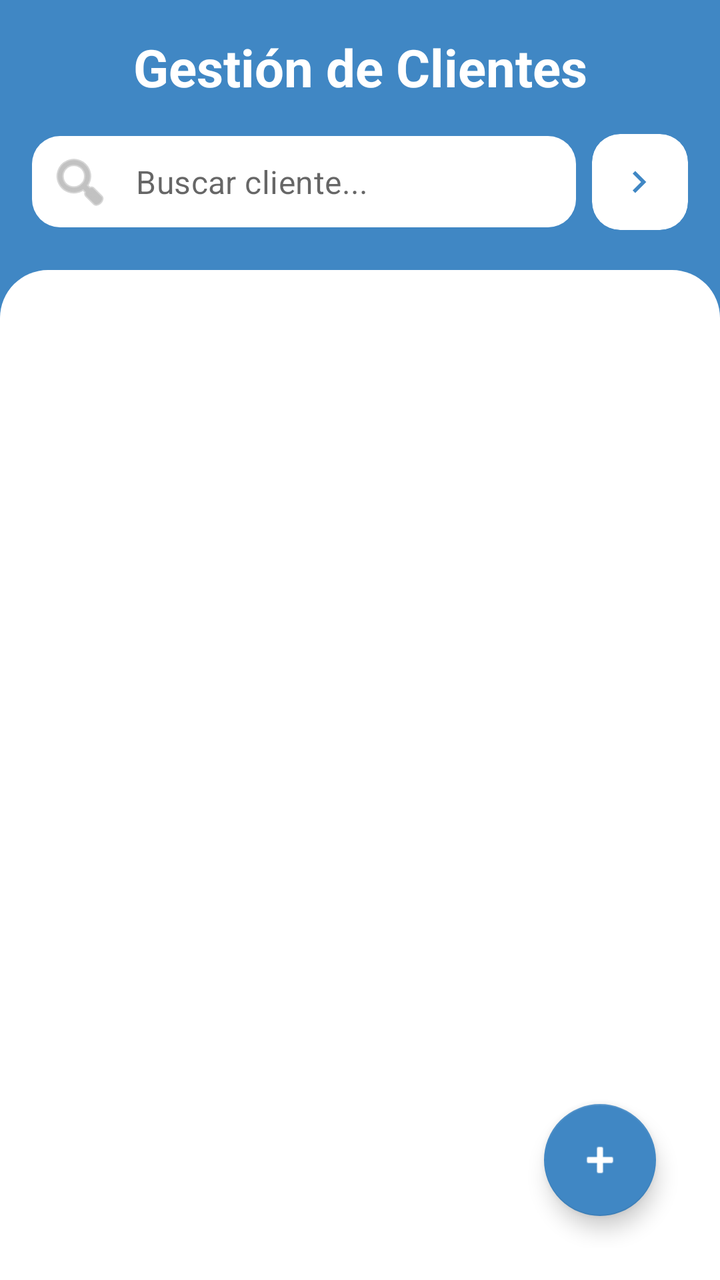
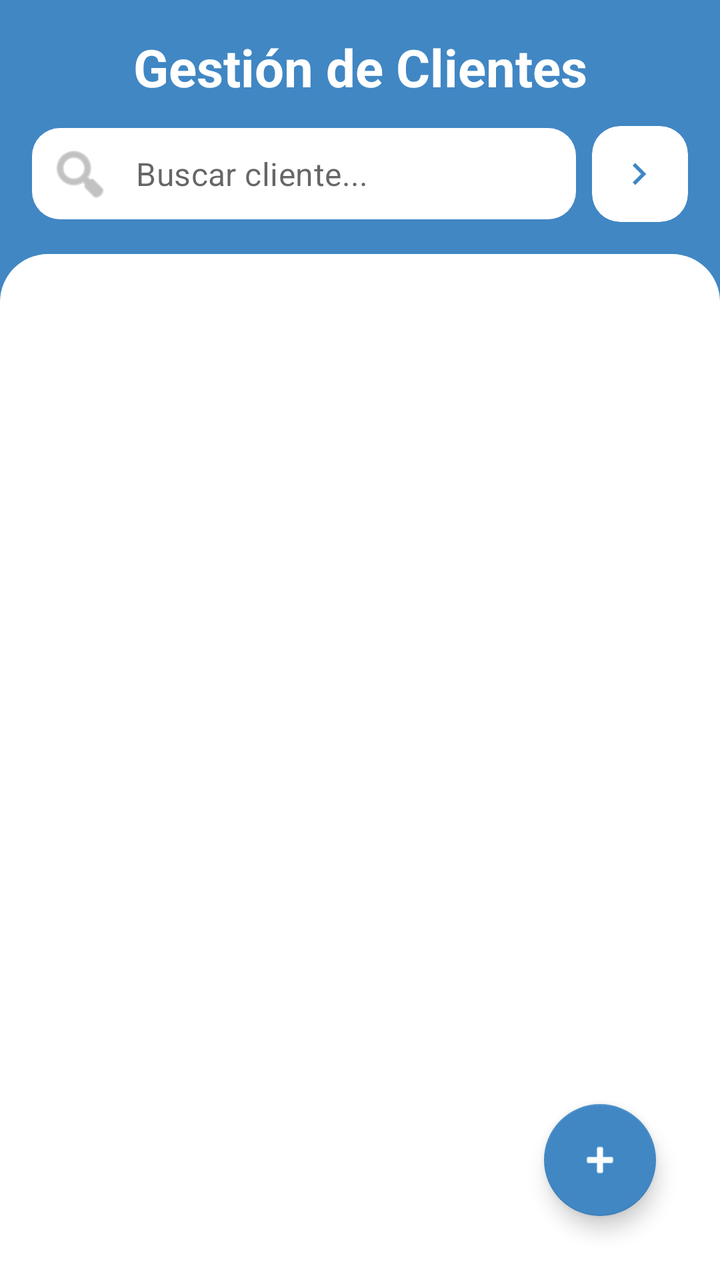

The first picture is an Android layout as it rendered before a commit; the second is the same layout after the commit. The layout source and the unified diff follow.
<!-- AndroidManifest.xml: application theme Theme.FollowUp -->
<!-- res/layout/fragment_clientes.xml -->
<?xml version="1.0" encoding="utf-8"?>
<androidx.constraintlayout.widget.ConstraintLayout
    xmlns:android="http://schemas.android.com/apk/res/android"
    xmlns:app="http://schemas.android.com/apk/res-auto"
    xmlns:tools="http://schemas.android.com/tools"
    android:layout_width="match_parent"
    android:layout_height="match_parent"
    android:background="@color/primary_blue"
    tools:context=".fragments.ClientesFragment">

    
    <androidx.constraintlayout.widget.ConstraintLayout
        android:id="@+id/header_container"
        android:layout_width="match_parent"
        android:layout_height="wrap_content"
        app:layout_constraintTop_toTopOf="parent">

        
        <TextView
            android:id="@+id/title"
            android:layout_width="0dp"
            android:layout_height="wrap_content"
            android:layout_marginTop="16dp"
            android:gravity="center"
            android:text="Gestión de Clientes"
            android:textColor="@color/white"
            android:textSize="26sp"
            android:textStyle="bold"
            app:layout_constraintEnd_toEndOf="parent"
            app:layout_constraintStart_toStartOf="parent"
            app:layout_constraintTop_toTopOf="parent" />

        
        <com.google.android.material.textfield.TextInputLayout
            android:id="@+id/til_search"
            style="@style/Widget.MaterialComponents.TextInputLayout.FilledBox.Dense"
            android:layout_width="0dp"
            android:layout_height="wrap_content"
            android:layout_marginStart="16dp"
            android:layout_marginTop="12dp"
            android:layout_marginBottom="16dp"
            app:boxBackgroundColor="@color/white"
            app:boxCornerRadiusBottomEnd="14dp"
            app:boxCornerRadiusBottomStart="14dp"
            app:boxCornerRadiusTopEnd="14dp"
            app:boxCornerRadiusTopStart="14dp"
            app:boxStrokeWidth="0dp"
            app:boxStrokeWidthFocused="0dp"
            app:hintEnabled="false"
            app:startIconDrawable="@android:drawable/ic_menu_search"
            app:startIconTint="@color/hint_color"
            app:layout_constraintTop_toBottomOf="@id/title"
            app:layout_constraintStart_toStartOf="parent"
            app:layout_constraintEnd_toStartOf="@id/btn_filtro_estado"
            app:layout_constraintBottom_toBottomOf="parent">

            <com.google.android.material.textfield.TextInputEditText
                android:id="@+id/search"
                android:layout_width="match_parent"
                android:layout_height="wrap_content"
                android:hint="Buscar cliente..."
                android:inputType="text"
                android:paddingVertical="12dp"
                android:textColor="@color/text_primary" />
        </com.google.android.material.textfield.TextInputLayout>

        
        <com.google.android.material.card.MaterialCardView
            android:id="@+id/btn_filtro_estado"
            android:layout_width="48dp"
            android:layout_height="48dp"
            android:layout_marginStart="8dp"
            android:layout_marginEnd="16dp"
            android:layout_marginTop="16dp"
            android:clickable="true"
            android:focusable="true"
            app:cardCornerRadius="14dp"
            app:cardBackgroundColor="@color/white"
            app:cardElevation="0dp"
            app:layout_constraintTop_toBottomOf="@id/title"
            app:layout_constraintEnd_toEndOf="parent"
            app:layout_constraintStart_toEndOf="@id/til_search"
            app:layout_constraintBottom_toBottomOf="@id/til_search">

            <ImageView
                android:layout_width="22dp"
                android:layout_height="22dp"
                android:layout_gravity="center"
                android:src="@drawable/ic_toggle"
                app:tint="@color/primary_blue" />

        </com.google.android.material.card.MaterialCardView>

    </androidx.constraintlayout.widget.ConstraintLayout>

    
    <androidx.constraintlayout.widget.ConstraintLayout
        android:id="@+id/content_container"
        android:layout_width="match_parent"
        android:layout_height="0dp"
        android:background="@drawable/background_content_top_rounded"
        android:padding="16dp"
        app:layout_constraintBottom_toBottomOf="parent"
        app:layout_constraintTop_toBottomOf="@id/header_container">

        
        <androidx.recyclerview.widget.RecyclerView
            android:id="@+id/rv_clientes"
            android:layout_width="0dp"
            android:layout_height="0dp"
            android:clipToPadding="false"
            android:paddingBottom="96dp"
            app:layout_constraintBottom_toBottomOf="parent"
            app:layout_constraintEnd_toEndOf="parent"
            app:layout_constraintStart_toStartOf="parent"
            app:layout_constraintTop_toTopOf="parent" />

        
        <LinearLayout
            android:id="@+id/dropdown_estados"
            android:layout_width="180dp"
            android:layout_height="wrap_content"
            android:orientation="vertical"
            android:background="@drawable/bg_dropdown"
            android:elevation="16dp"
            android:visibility="gone"
            android:paddingVertical="8dp"
            app:layout_constraintTop_toTopOf="parent"
            app:layout_constraintEnd_toEndOf="parent">

            
            <TextView
                android:id="@+id/filtro_todos"
                android:layout_width="match_parent"
                android:layout_height="48dp"
                android:gravity="center_vertical"
                android:paddingHorizontal="16dp"
                android:text="Todos"
                android:textColor="@color/text_primary"
                android:textSize="14sp"
                android:background="?attr/selectableItemBackground"
                android:clickable="true"
                android:focusable="true" />

            <View
                android:layout_width="match_parent"
                android:layout_height="1dp"
                android:background="#F2F4F7"
                android:layout_marginStart="12dp"
                android:layout_marginEnd="12dp" />

            
            <TextView
                android:id="@+id/filtro_nuevo_cliente"
                android:layout_width="match_parent"
                android:layout_height="48dp"
                android:gravity="center_vertical"
                android:paddingHorizontal="16dp"
                android:text="Nuevo Cliente"
                android:textColor="#286DFF"
                android:textSize="14sp"
                android:background="?attr/selectableItemBackground"
                android:clickable="true"
                android:focusable="true" />

            <View
                android:layout_width="match_parent"
                android:layout_height="1dp"
                android:background="#F2F4F7"
                android:layout_marginStart="12dp"
                android:layout_marginEnd="12dp" />

            
            <TextView
                android:id="@+id/filtro_pago_pendiente"
                android:layout_width="match_parent"
                android:layout_height="48dp"
                android:gravity="center_vertical"
                android:paddingHorizontal="16dp"
                android:text="Pago Pendiente"
                android:textColor="#F79009"
                android:textSize="14sp"
                android:background="?attr/selectableItemBackground"
                android:clickable="true"
                android:focusable="true" />

            <View
                android:layout_width="match_parent"
                android:layout_height="1dp"
                android:background="#F2F4F7"
                android:layout_marginStart="12dp"
                android:layout_marginEnd="12dp" />

            
            <TextView
                android:id="@+id/filtro_pago_realizado"
                android:layout_width="match_parent"
                android:layout_height="48dp"
                android:gravity="center_vertical"
                android:paddingHorizontal="16dp"
                android:text="Pago Realizado"
                android:textColor="#12B76A"
                android:textSize="14sp"
                android:background="?attr/selectableItemBackground"
                android:clickable="true"
                android:focusable="true" />

            <View
                android:layout_width="match_parent"
                android:layout_height="1dp"
                android:background="#F2F4F7"
                android:layout_marginStart="12dp"
                android:layout_marginEnd="12dp" />

            
            <TextView
                android:id="@+id/filtro_no_asignado"
                android:layout_width="match_parent"
                android:layout_height="48dp"
                android:gravity="center_vertical"
                android:paddingHorizontal="16dp"
                android:text="No Asignado"
                android:textColor="#98A2B3"
                android:textSize="14sp"
                android:background="?attr/selectableItemBackground"
                android:clickable="true"
                android:focusable="true" />

        </LinearLayout>

        
        <View
            android:id="@+id/fab_overlay"
            android:layout_width="0dp"
            android:layout_height="0dp"
            android:alpha="0"
            android:background="@android:color/transparent"
            android:elevation="8dp"
            android:visibility="gone"
            app:layout_constraintBottom_toBottomOf="parent"
            app:layout_constraintEnd_toEndOf="parent"
            app:layout_constraintStart_toStartOf="parent"
            app:layout_constraintTop_toTopOf="parent" />

        
        <LinearLayout
            android:id="@+id/fab_menu_container"
            android:layout_width="wrap_content"
            android:layout_height="wrap_content"
            android:layout_marginEnd="16dp"
            android:layout_marginBottom="104dp"
            android:alpha="0"
            android:elevation="12dp"
            android:orientation="vertical"
            android:visibility="gone"
            app:layout_constraintBottom_toBottomOf="parent"
            app:layout_constraintEnd_toEndOf="parent">

            <com.google.android.material.button.MaterialButton
                android:id="@+id/btn_nuevo_cliente"
                style="@style/Widget.MaterialComponents.Button"
                android:layout_width="wrap_content"
                android:layout_height="wrap_content"
                android:minHeight="48dp"
                android:text="Agregar cliente"
                android:textAllCaps="false"
                android:textColor="@color/primary_blue"
                app:backgroundTint="#E8F1FF"
                app:icon="@android:drawable/ic_input_add"
                app:iconPadding="8dp"
                app:iconTint="@color/primary_blue" />
        </LinearLayout>

        
        <com.google.android.material.floatingactionbutton.FloatingActionButton
            android:id="@+id/fab_main"
            android:layout_width="wrap_content"
            android:layout_height="wrap_content"
            android:layout_marginEnd="16dp"
            android:layout_marginBottom="16dp"
            android:elevation="16dp"
            android:src="@android:drawable/ic_input_add"
            app:backgroundTint="@color/primary_blue"
            app:layout_constraintBottom_toBottomOf="parent"
            app:layout_constraintEnd_toEndOf="parent"
            app:tint="@color/white" />

    </androidx.constraintlayout.widget.ConstraintLayout>

</androidx.constraintlayout.widget.ConstraintLayout>
<!-- resources referenced by this layout -->
<resources>
  <color name="hint_color">#999999</color>
  <color name="primary_blue">#4087C4</color>
  <color name="text_primary">#1E2939</color>
  <color name="white">#FFFFFFFF</color>
  <!-- drawable background_content_top_rounded (drawable) -->
  <?xml version="1.0" encoding="utf-8"?>
  <shape xmlns:android="http://schemas.android.com/apk/res/android"
      android:shape="rectangle">
      <solid android:color="@color/white" />
      <corners
          android:topLeftRadius="24dp"
          android:topRightRadius="24dp" />
  </shape>
  <!-- drawable bg_dropdown (drawable) -->
  <?xml version="1.0" encoding="utf-8"?>
  <shape xmlns:android="http://schemas.android.com/apk/res/android"
      android:shape="rectangle">
      <solid android:color="@color/white" />
      <corners android:radius="16dp" />
      <stroke android:width="1dp" android:color="#F2F4F7" />
  </shape>
  <!-- drawable ic_toggle (drawable) -->
  <vector xmlns:android="http://schemas.android.com/apk/res/android" android:autoMirrored="true" android:height="24dp" android:tint="#000000" android:viewportHeight="960" android:viewportWidth="960" android:width="24dp">
        
      <path android:fillColor="@android:color/white" android:pathData="M504,480L320,296L376,240L616,480L376,720L320,664L504,480Z"/>
      
  </vector>
  <style name="Theme.FollowUp" parent="Theme.MaterialComponents.DayNight.NoActionBar">
          <item name="colorPrimary">@color/primary_blue</item>
          <item name="colorPrimaryVariant">@color/primary_blue</item>
          <item name="colorOnPrimary">@color/white</item>
          <item name="android:windowBackground">@color/white</item>
      </style>
</resources>

<!-- the commit's change to res/layout/fragment_clientes.xml (unified diff, before → after) -->
@@ -1,6 +1,5 @@
 <?xml version="1.0" encoding="utf-8"?>
-<androidx.constraintlayout.widget.ConstraintLayout
-    xmlns:android="http://schemas.android.com/apk/res/android"
+<androidx.constraintlayout.widget.ConstraintLayout xmlns:android="http://schemas.android.com/apk/res/android"
     xmlns:app="http://schemas.android.com/apk/res-auto"
     xmlns:tools="http://schemas.android.com/tools"
     android:layout_width="match_parent"
@@ -38,6 +37,7 @@
             android:layout_height="wrap_content"
             android:layout_marginStart="16dp"
             android:layout_marginTop="12dp"
+            android:layout_marginEnd="8dp"
             android:layout_marginBottom="16dp"
             app:boxBackgroundColor="@color/white"
             app:boxCornerRadiusBottomEnd="14dp"
@@ -47,12 +47,12 @@
             app:boxStrokeWidth="0dp"
             app:boxStrokeWidthFocused="0dp"
             app:hintEnabled="false"
+            app:layout_constraintBottom_toBottomOf="parent"
+            app:layout_constraintEnd_toStartOf="@id/btn_filtro_estado"
+            app:layout_constraintStart_toStartOf="parent"
+            app:layout_constraintTop_toBottomOf="@id/title"
             app:startIconDrawable="@android:drawable/ic_menu_search"
-            app:startIconTint="@color/hint_color"
-            app:layout_constraintTop_toBottomOf="@id/title"
-            app:layout_constraintStart_toStartOf="parent"
-            app:layout_constraintEnd_toStartOf="@id/btn_filtro_estado"
-            app:layout_constraintBottom_toBottomOf="parent">
+            app:startIconTint="@color/hint_color">
 
             <com.google.android.material.textfield.TextInputEditText
                 android:id="@+id/search"
@@ -68,19 +68,16 @@
         <com.google.android.material.card.MaterialCardView
             android:id="@+id/btn_filtro_estado"
             android:layout_width="48dp"
-            android:layout_height="48dp"
-            android:layout_marginStart="8dp"
+            android:layout_height="0dp"
             android:layout_marginEnd="16dp"
-            android:layout_marginTop="16dp"
             android:clickable="true"
             android:focusable="true"
+            app:cardBackgroundColor="@color/white"
             app:cardCornerRadius="14dp"
-            app:cardBackgroundColor="@color/white"
             app:cardElevation="0dp"
-            app:layout_constraintTop_toBottomOf="@id/title"
-            app:layout_constraintEnd_toEndOf="parent"
-            app:layout_constraintStart_toEndOf="@id/til_search"
-            app:layout_constraintBottom_toBottomOf="@id/til_search">
+            app:layout_constraintBottom_toBottomOf="@id/til_search"
+            app:layout_constraintEnd_toEndOf="parent"
+            app:layout_constraintTop_toTopOf="@id/til_search">
 
             <ImageView
                 android:layout_width="22dp"
@@ -120,111 +117,111 @@
             android:id="@+id/dropdown_estados"
             android:layout_width="180dp"
             android:layout_height="wrap_content"
-            android:orientation="vertical"
             android:background="@drawable/bg_dropdown"
             android:elevation="16dp"
+            android:orientation="vertical"
+            android:paddingVertical="8dp"
             android:visibility="gone"
-            android:paddingVertical="8dp"
-            app:layout_constraintTop_toTopOf="parent"
-            app:layout_constraintEnd_toEndOf="parent">
+            app:layout_constraintEnd_toEndOf="parent"
+            app:layout_constraintTop_toTopOf="parent">
 
             
             <TextView
                 android:id="@+id/filtro_todos"
                 android:layout_width="match_parent"
                 android:layout_height="48dp"
+                android:background="?attr/selectableItemBackground"
+                android:clickable="true"
+                android:focusable="true"
                 android:gravity="center_vertical"
                 android:paddingHorizontal="16dp"
                 android:text="Todos"
                 android:textColor="@color/text_primary"
-                android:textSize="14sp"
-                android:background="?attr/selectableItemBackground"
-                android:clickable="true"
-                android:focusable="true" />
-
-            <View
-                android:layout_width="match_parent"
-                android:layout_height="1dp"
-                android:background="#F2F4F7"
-                android:layout_marginStart="12dp"
-                android:layout_marginEnd="12dp" />
+                android:textSize="14sp" />
+
+            <View
+                android:layout_width="match_parent"
+                android:layout_height="1dp"
+                android:layout_marginStart="12dp"
+                android:layout_marginEnd="12dp"
+                android:background="#F2F4F7" />
 
             
             <TextView
                 android:id="@+id/filtro_nuevo_cliente"
                 android:layout_width="match_parent"
                 android:layout_height="48dp"
+                android:background="?attr/selectableItemBackground"
+                android:clickable="true"
+                android:focusable="true"
                 android:gravity="center_vertical"
                 android:paddingHorizontal="16dp"
                 android:text="Nuevo Cliente"
                 android:textColor="#286DFF"
-                android:textSize="14sp"
-                android:background="?attr/selectableItemBackground"
-                android:clickable="true"
-                android:focusable="true" />
-
-            <View
-                android:layout_width="match_parent"
-                android:layout_height="1dp"
-                android:background="#F2F4F7"
-                android:layout_marginStart="12dp"
-                android:layout_marginEnd="12dp" />
+                android:textSize="14sp" />
+
+            <View
+                android:layout_width="match_parent"
+                android:layout_height="1dp"
+                android:layout_marginStart="12dp"
+                android:layout_marginEnd="12dp"
+                android:background="#F2F4F7" />
 
             
             <TextView
                 android:id="@+id/filtro_pago_pendiente"
                 android:layout_width="match_parent"
                 android:layout_height="48dp"
+                android:background="?attr/selectableItemBackground"
+                android:clickable="true"
+                android:focusable="true"
                 android:gravity="center_vertical"
                 android:paddingHorizontal="16dp"
                 android:text="Pago Pendiente"
                 android:textColor="#F79009"
-                android:textSize="14sp"
-                android:background="?attr/selectableItemBackground"
-                android:clickable="true"
-                android:focusable="true" />
-
-            <View
-                android:layout_width="match_parent"
-                android:layout_height="1dp"
-                android:background="#F2F4F7"
-                android:layout_marginStart="12dp"
-                android:layout_marginEnd="12dp" />
+                android:textSize="14sp" />
+
+            <View
+                android:layout_width="match_parent"
+                android:layout_height="1dp"
+                android:layout_marginStart="12dp"
+                android:layout_marginEnd="12dp"
+                android:background="#F2F4F7" />
 
             
             <TextView
                 android:id="@+id/filtro_pago_realizado"
                 android:layout_width="match_parent"
                 android:layout_height="48dp"
+                android:background="?attr/selectableItemBackground"
+                android:clickable="true"
+                android:focusable="true"
                 android:gravity="center_vertical"
                 android:paddingHorizontal="16dp"
                 android:text="Pago Realizado"
                 android:textColor="#12B76A"
-                android:textSize="14sp"
-                android:background="?attr/selectableItemBackground"
-                android:clickable="true"
-                android:focusable="true" />
-
-            <View
-                android:layout_width="match_parent"
-                android:layout_height="1dp"
-                android:background="#F2F4F7"
-                android:layout_marginStart="12dp"
-                android:layout_marginEnd="12dp" />
+                android:textSize="14sp" />
+
+            <View
+                android:layout_width="match_parent"
+                android:layout_height="1dp"
+                android:layout_marginStart="12dp"
+                android:layout_marginEnd="12dp"
+                android:background="#F2F4F7" />
 
             
             <TextView
                 android:id="@+id/filtro_no_asignado"
                 android:layout_width="match_parent"
                 android:layout_height="48dp"
+                android:background="?attr/selectableItemBackground"
+                android:clickable="true"
+                android:focusable="true"
                 android:gravity="center_vertical"
                 android:paddingHorizontal="16dp"
                 android:text="No Asignado"
                 android:textColor="#98A2B3"
-                android:textSize="14sp"
-                android:background="?attr/selectableItemBackground"
-                android:clickable="true"
-                android:focusable="true" />
+                android:textSize="14sp" />
 
         </LinearLayout>
 
